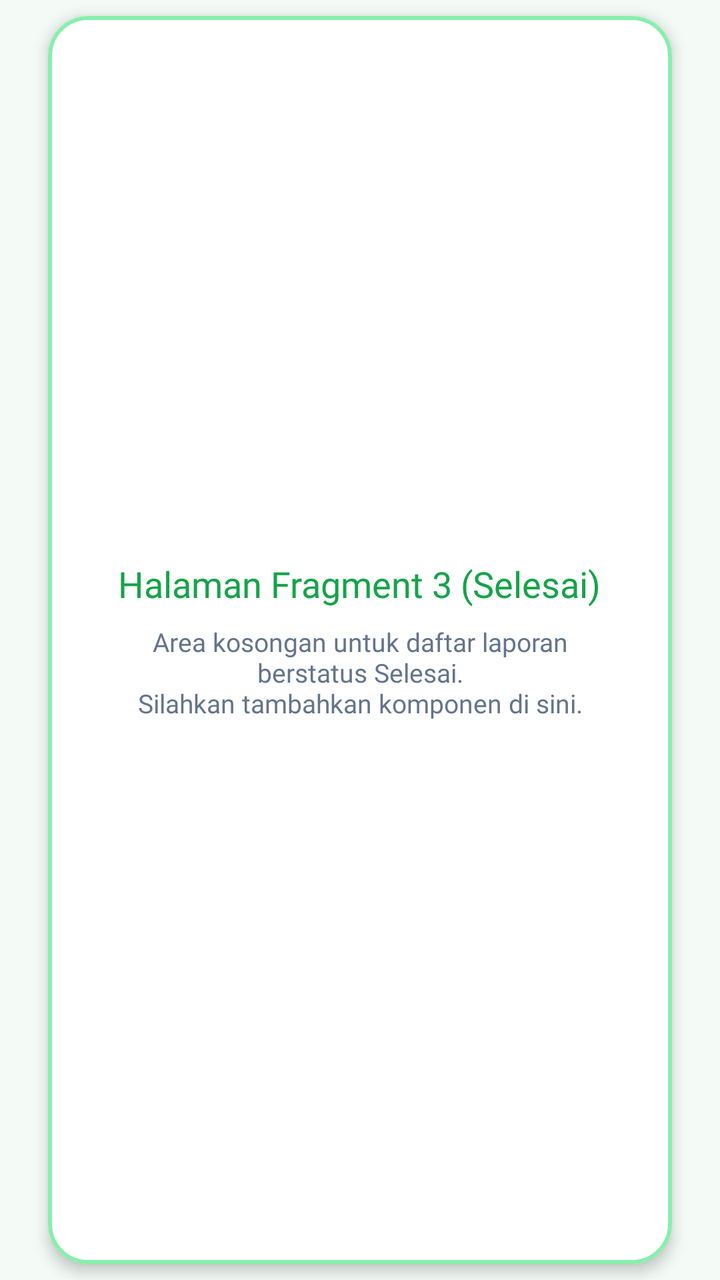
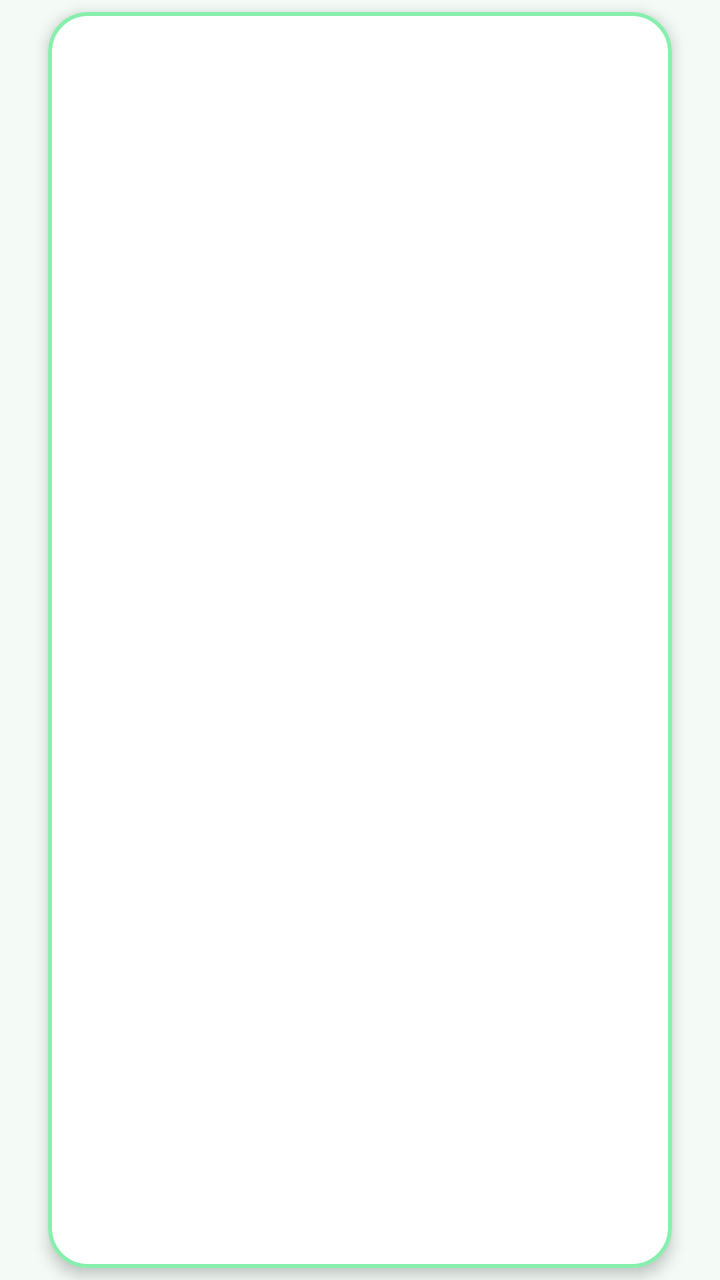

An Android layout rendered at two revisions. The XML below is the earlier revision; the diff shows what the commit changed to produce the second picture.
<!-- AndroidManifest.xml: application theme Theme.Material3.DayNight.NoActionBar -->
<!-- res/layout/fragment_fragment3.xml -->
<?xml version="1.0" encoding="utf-8"?>
<FrameLayout xmlns:android="http://schemas.android.com/apk/res/android"
    xmlns:app="http://schemas.android.com/apk/res-auto"
    xmlns:tools="http://schemas.android.com/tools"
    android:layout_width="match_parent"
    android:layout_height="match_parent"
    android:background="#F4FBF7"
    tools:context=".fragment3">

    
    <com.google.android.material.card.MaterialCardView
        android:layout_width="match_parent"
        android:layout_height="match_parent"
        android:layout_marginHorizontal="24dp"
        android:layout_marginVertical="8dp"
        app:cardBackgroundColor="#FFFFFF"
        app:cardCornerRadius="20dp"
        app:cardElevation="4dp"
        app:strokeColor="#86EFAC"
        app:strokeWidth="2dp">

        <LinearLayout
            android:layout_width="match_parent"
            android:layout_height="match_parent"
            android:gravity="center"
            android:orientation="vertical"
            android:padding="24dp">

            <TextView
                android:layout_width="wrap_content"
                android:layout_height="wrap_content"
                android:fontFamily="@font/monasansbold"
                android:text="Halaman Fragment 3 (Selesai)"
                android:textColor="#16A34A"
                android:textSize="18sp" />

            <TextView
                android:layout_width="wrap_content"
                android:layout_height="wrap_content"
                android:layout_marginTop="8dp"
                android:fontFamily="@font/monasansregular"
                android:gravity="center"
                android:text="Area kosongan untuk daftar laporan berstatus Selesai.\nSilahkan tambahkan komponen di sini."
                android:textColor="#64748B"
                android:textSize="13sp" />

        </LinearLayout>
    </com.google.android.material.card.MaterialCardView>

</FrameLayout>
<!-- resources referenced by this layout -->
<resources>

</resources>

<!-- the commit's change to res/layout/fragment_fragment3.xml (unified diff, before → after) -->
@@ -7,44 +7,27 @@
     android:background="#F4FBF7"
     tools:context=".fragment3">
 
-    
     <com.google.android.material.card.MaterialCardView
         android:layout_width="match_parent"
         android:layout_height="match_parent"
         android:layout_marginHorizontal="24dp"
-        android:layout_marginVertical="8dp"
+        android:layout_marginVertical="6dp"
         app:cardBackgroundColor="#FFFFFF"
         app:cardCornerRadius="20dp"
         app:cardElevation="4dp"
         app:strokeColor="#86EFAC"
         app:strokeWidth="2dp">
 
-        <LinearLayout
+        <ListView
+            android:id="@+id/listLaporanItems"
             android:layout_width="match_parent"
             android:layout_height="match_parent"
-            android:gravity="center"
-            android:orientation="vertical"
-            android:padding="24dp">
+            android:clipToPadding="false"
+            android:divider="@android:color/transparent"
+            android:dividerHeight="4dp"
+            android:nestedScrollingEnabled="true"
+            android:padding="12dp" />
 
-            <TextView
-                android:layout_width="wrap_content"
-                android:layout_height="wrap_content"
-                android:fontFamily="@font/monasansbold"
-                android:text="Halaman Fragment 3 (Selesai)"
-                android:textColor="#16A34A"
-                android:textSize="18sp" />
-
-            <TextView
-                android:layout_width="wrap_content"
-                android:layout_height="wrap_content"
-                android:layout_marginTop="8dp"
-                android:fontFamily="@font/monasansregular"
-                android:gravity="center"
-                android:text="Area kosongan untuk daftar laporan berstatus Selesai.\nSilahkan tambahkan komponen di sini."
-                android:textColor="#64748B"
-                android:textSize="13sp" />
-
-        </LinearLayout>
     </com.google.android.material.card.MaterialCardView>
 
 </FrameLayout>
